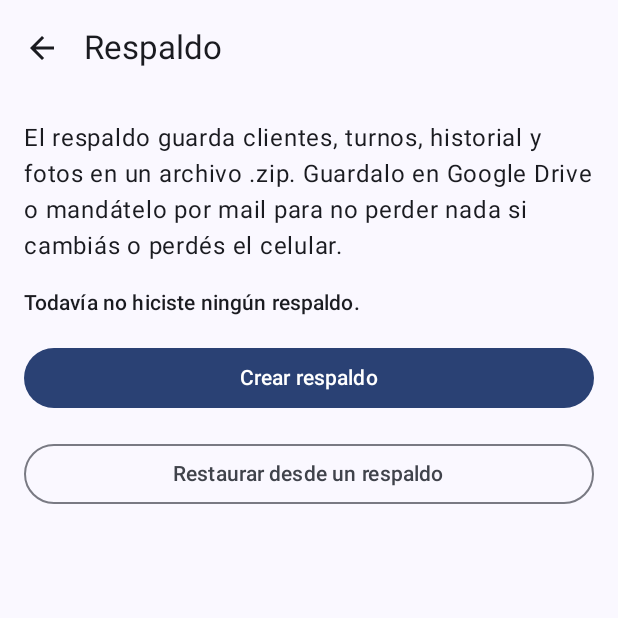
After one commit to ManuelPPz/AgendaTurnos, an Android app built with Jetpack Compose: the RespaldoScreen screen opened through its navigation route, on a phone screen of 412 x 824 dp, the top half of it. The commit adds this screen. Run offline under Robolectric (Android 15) with nearby library versions, the phone set to English and light mode, and no system bars; our stand-ins replace Room's generated code.

Commit message:
Etapa 7: respaldo, formulario estable al girar y turnos agrupados
- Respaldo completo (base + fotos) a un .zip y restauración con confirmación
- Recordatorio en Inicio si pasaron 14 días sin respaldo
- El formulario de turno no se pierde al girar el celular
- Próximos turnos agrupados en Hoy, Mañana, Esta semana y Más adelante
- README actualizado

```diff
--- a/app/src/main/java/com/example/agendaturnos/ui/navigation/AgendaNavHost.kt
+++ b/app/src/main/java/com/example/agendaturnos/ui/navigation/AgendaNavHost.kt
@@ -21,6 +21,7 @@ import com.example.agendaturnos.ui.screens.CatalogoScreen
 import com.example.agendaturnos.ui.screens.ClienteFormScreen
 import com.example.agendaturnos.ui.screens.InicioScreen
 import com.example.agendaturnos.ui.screens.PerfilClienteScreen
+import com.example.agendaturnos.ui.screens.RespaldoScreen
 
 @Composable
 fun AgendaNavHost(
@@ -85,6 +86,7 @@ fun AgendaNavHost(
             )
         }
         composable(Rutas.CATALOGO) { CatalogoScreen(repo = repo, onVolver = volver) }
+        composable(Rutas.RESPALDO) { RespaldoScreen(onVolver = volver) }
         composable(Rutas.TURNO, argTurno) { entry ->
             val id = entry.arguments?.getLong("turnoId") ?: 0L
             TurnoDetalleScreen(
--- a/app/src/main/java/com/example/agendaturnos/ui/navigation/Rutas.kt
+++ b/app/src/main/java/com/example/agendaturnos/ui/navigation/Rutas.kt
@@ -6,6 +6,7 @@ object Rutas {
     const val NUEVO_CLIENTE = "nuevo_cliente"
     const val AGENDAR = "agendar?clienteId={clienteId}"
     const val CATALOGO = "catalogo"
+    const val RESPALDO = "respaldo"
 
     const val TURNO = "turno/{turnoId}"
     const val EDITAR_TURNO = "editar_turno/{turnoId}"
--- a/app/src/main/java/com/example/agendaturnos/ui/screens/AgendarScreen.kt
+++ b/app/src/main/java/com/example/agendaturnos/ui/screens/AgendarScreen.kt
@@ -145,7 +145,7 @@ private fun FormularioAgenda(
         .collectAsStateWithLifecycle(initialValue = null)
     val ultimo by remember(clienteId) { repo.ultimoTerminadoDeCliente(clienteId) }
         .collectAsStateWithLifecycle(initialValue = null)
-    val turno = remember(clienteId) { TurnoEditorState() }
+    val turno = rememberSaveable(clienteId, saver = TurnoEditorState.Guardador) { TurnoEditorState() }
 
     var intento by remember { mutableStateOf(false) }
     var guardando by remember { mutableStateOf(false) }
--- a/app/src/main/java/com/example/agendaturnos/ui/screens/NuevoClienteTurnoScreen.kt
+++ b/app/src/main/java/com/example/agendaturnos/ui/screens/NuevoClienteTurnoScreen.kt
@@ -68,7 +68,7 @@ fun NuevoClienteTurnoScreen(
     var preferencias by rememberSaveable { mutableStateOf("") }
     var genero by rememberSaveable { mutableStateOf<Genero?>(null) }
     var nacimiento by rememberSaveable { mutableStateOf<String?>(null) }
-    val turno = remember { TurnoEditorState() }
+    val turno = rememberSaveable(saver = TurnoEditorState.Guardador) { TurnoEditorState() }
 
     var intento by remember { mutableStateOf(false) }
     var guardando by remember { mutableStateOf(false) }
--- /dev/null
+++ b/app/src/main/java/com/example/agendaturnos/ui/screens/RespaldoScreen.kt
@@ -0,0 +1,145 @@
+package com.example.agendaturnos.ui.screens
+
+import android.content.Intent
+import android.net.Uri
+import android.widget.Toast
+import androidx.activity.compose.rememberLauncherForActivityResult
+import androidx.activity.result.contract.ActivityResultContracts
+import androidx.compose.foundation.layout.Arrangement
+import androidx.compose.foundation.layout.Column
+import androidx.compose.foundation.layout.fillMaxSize
+import androidx.compose.foundation.layout.fillMaxWidth
+import androidx.compose.foundation.layout.padding
+import androidx.compose.material.icons.Icons
+import androidx.compose.material.icons.automirrored.filled.ArrowBack
+import androidx.compose.material3.AlertDialog
+import androidx.compose.material3.Button
+import androidx.compose.material3.ExperimentalMaterial3Api
+import androidx.compose.material3.Icon
+import androidx.compose.material3.IconButton
+import androidx.compose.material3.LinearProgressIndicator
+import androidx.compose.material3.MaterialTheme
+import androidx.compose.material3.OutlinedButton
+import androidx.compose.material3.Scaffold
+import androidx.compose.material3.Text
+import androidx.compose.material3.TextButton
+import androidx.compose.material3.TopAppBar
+import androidx.compose.runtime.Composable
+import androidx.compose.runtime.getValue
+import androidx.compose.runtime.mutableStateOf
+import androidx.compose.runtime.remember
+import androidx.compose.runtime.rememberCoroutineScope
+import androidx.compose.runtime.setValue
+import androidx.compose.ui.Modifier
+import androidx.compose.ui.platform.LocalContext
+import androidx.compose.ui.unit.dp
+import com.example.agendaturnos.AgendaApp
+import com.example.agendaturnos.data.Respaldo
+import com.example.agendaturnos.ui.formatoFechaHora
+import kotlinx.coroutines.launch
+import java.time.LocalDate
+
+@OptIn(ExperimentalMaterial3Api::class)
+@Composable
+fun RespaldoScreen(onVolver: () -> Unit) {
+    val context = LocalContext.current
+    val app = context.applicationContext as AgendaApp
+    val scope = rememberCoroutineScope()
+    var ultimo by remember { mutableStateOf(Respaldo.ultimoRespaldo(context)) }
+    var trabajando by remember { mutableStateOf(false) }
+    var archivoARestaurar by remember { mutableStateOf<Uri?>(null) }
+
+    fun avisar(texto: String) = Toast.makeText(context, texto, Toast.LENGTH_LONG).show()
+
+    val exportar = rememberLauncherForActivityResult(ActivityResultContracts.CreateDocument("application/zip")) { uri ->
+        if (uri != null) {
+            trabajando = true
+            scope.launch {
+                runCatching { Respaldo.exportar(context, app.database, uri) }
+                    .onSuccess {
+                        ultimo = Respaldo.ultimoRespaldo(context)
+                        avisar("Respaldo guardado")
+                    }
+                    .onFailure { avisar("No se pudo guardar el respaldo") }
+                trabajando = false
+            }
+        }
+    }
+    val elegirArchivo = rememberLauncherForActivityResult(ActivityResultContracts.OpenDocument()) { uri ->
+        archivoARestaurar = uri
+    }
+
+    Scaffold(
+        topBar = {
+            TopAppBar(
+                title = { Text("Respaldo") },
+                navigationIcon = {
+                    IconButton(onClick = onVolver) {
+                        Icon(Icons.AutoMirrored.Filled.ArrowBack, contentDescription = "Volver")
+                    }
+                },
+            )
+        },
+    ) { padding ->
+        Column(
+            modifier = Modifier.fillMaxSize().padding(padding).padding(16.dp),
+            verticalArrangement = Arrangement.spacedBy(16.dp),
+        ) {
+            Text(
+                "El respaldo guarda clientes, turnos, historial y fotos en un archivo .zip. " +
+                    "Guardalo en Google Drive o mandátelo por mail para no perder nada si cambiás o perdés el celular.",
+            )
+            Text(
+                ultimo?.let { "Último respaldo: ${it.format(formatoFechaHora)}" } ?: "Todavía no hiciste ningún respaldo.",
+                style = MaterialTheme.typography.titleSmall,
+            )
+            if (trabajando) LinearProgressIndicator(Modifier.fillMaxWidth())
+
+            Button(
+                onClick = { exportar.launch("agenda-respaldo-${LocalDate.now()}.zip") },
+                enabled = !trabajando,
+                modifier = Modifier.fillMaxWidth(),
+            ) { Text("Crear respaldo") }
+
+            OutlinedButton(
+                onClick = { elegirArchivo.launch(arrayOf("application/zip", "application/x-zip-compressed", "application/octet-stream")) },
+                enabled = !trabajando,
+                modifier = Modifier.fillMaxWidth(),
+            ) { Text("Restaurar desde un respaldo") }
+        }
+    }
+
+    archivoARestaurar?.let { uri ->
+        AlertDialog(
+            onDismissRequest = { archivoARestaurar = null },
+            title = { Text("¿Restaurar este respaldo?") },
+            text = {
+                Text(
+                    "Se van a reemplazar TODOS los datos actuales (clientes, turnos y fotos) por los del respaldo. " +
+                        "No se puede deshacer. La app se va a reiniciar.",
+                )
+            },
+            confirmButton = {
+                TextButton(onClick = {
+                    archivoARestaurar = null
+                    trabajando = true
+                    scope.launch {
+                        val ok = runCatching { Respaldo.restaurar(context, app.database, uri) }.getOrDefault(false)
+                        trabajando = false
+                        if (ok) {
+                            // Reinicia la app para abrir la base restaurada.
+                            context.packageManager.getLaunchIntentForPackage(context.packageName)?.let { i ->
+                                i.addFlags(Intent.FLAG_ACTIVITY_NEW_TASK or Intent.FLAG_ACTIVITY_CLEAR_TASK)
+                                context.startActivity(i)
+                            }
+                            Runtime.getRuntime().exit(0)
+                        } else {
+                            avisar("Ese archivo no es un respaldo válido. No se cambió nada.")
+                        }
+                    }
+                }) { Text("Restaurar") }
+            },
+            dismissButton = { TextButton(onClick = { archivoARestaurar = null }) { Text("Cancelar") } },
+        )
+    }
+}
```
Also changed, not shown: app/src/main/java/com/example/agendaturnos/data/Respaldo.kt (added, +95 -0 lines), app/src/main/java/com/example/agendaturnos/ui/components/EditorTurno.kt (+26 -0 lines), app/src/main/java/com/example/agendaturnos/ui/screens/InicioScreen.kt (+45 -2 lines), 1 other file.
